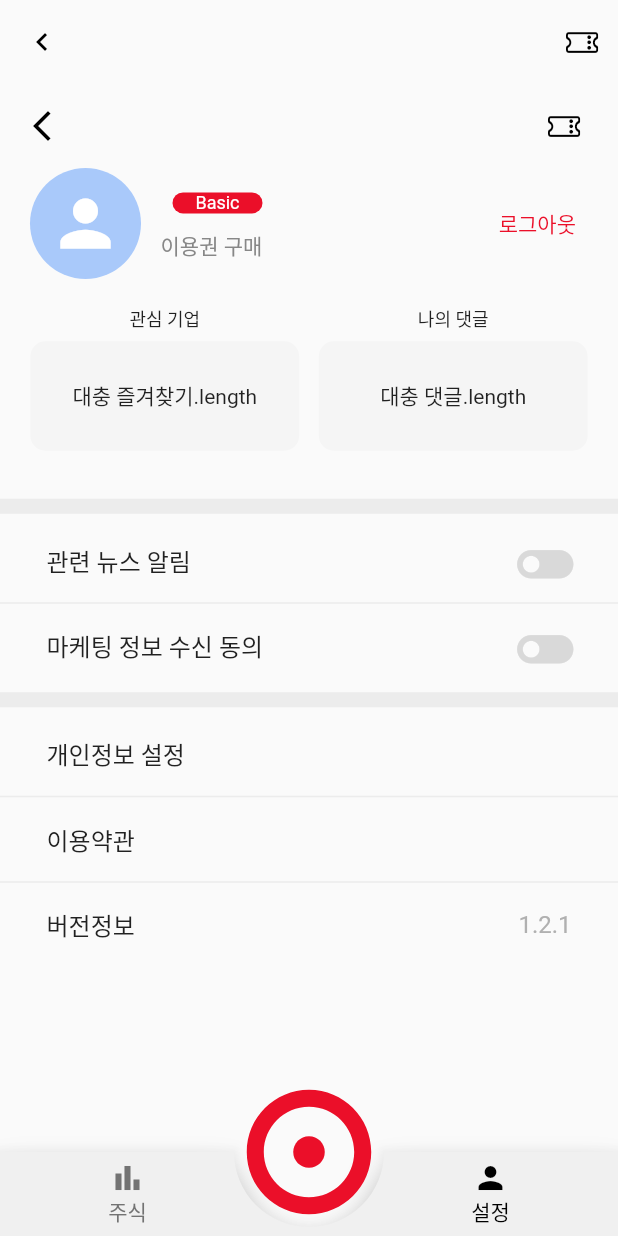
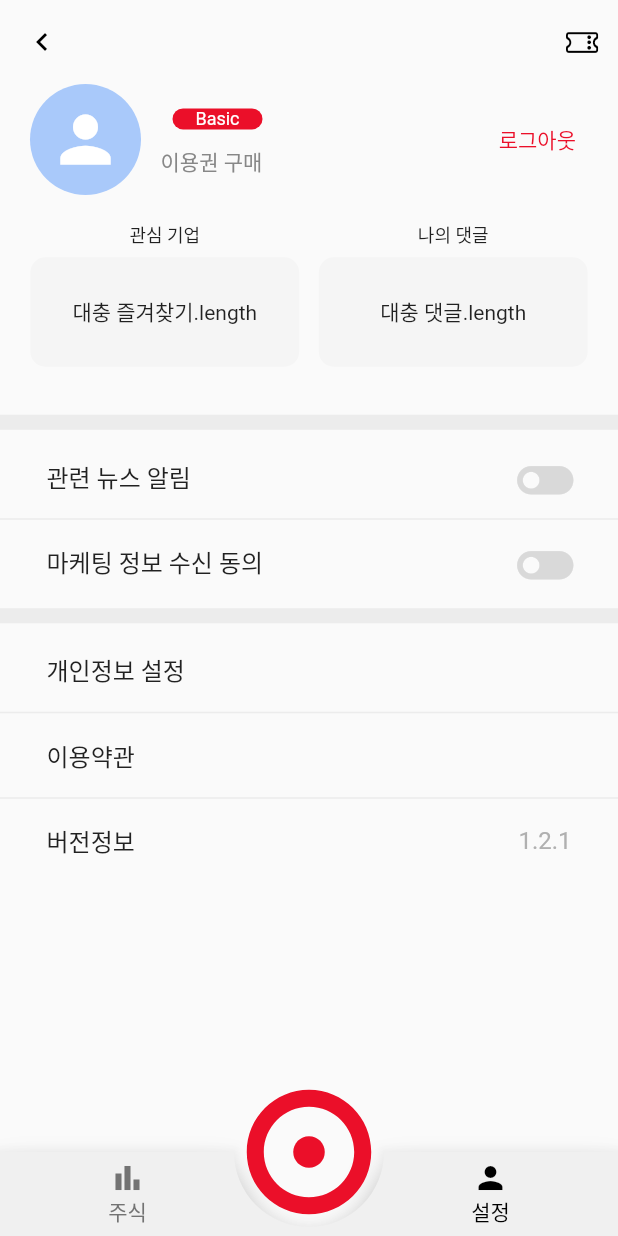
Before and after one commit to SniperFactory-Jangjeon/Jangjeon, a Flutter app: the screen it shows once a user with an empty profile is signed in, item 2 of the bottom bar chosen, on a phone screen of 412 x 824 dp. Run offline on Flutter 3.47's test engine with Material 2 defaults, Android fonts, the phone set to English and light mode, and no system bars; drawn by our look-alikes of animated_bottom_navigation_bar; our stand-ins replace cloud_firestore, firebase_auth, firebase_core, firebase_storage, fl_chart, flutter_svg and 3 more; missing offline and left inert: kakao_flutter_sdk_user; accounts and stored records are empty; network calls fail; Roboto replaces fonts that are missing (PretendardBold, PretendardMedium, PretendardRegular).

Commit message:
앱바 제거 스크롤 추가

```diff
--- a/lib/view/screen/setting_screen.dart
+++ b/lib/view/screen/setting_screen.dart
@@ -1,4 +1,3 @@
-import 'package:flutter/cupertino.dart';
 import 'package:flutter/material.dart';
 import 'package:get/get.dart';
 import 'package:jangjeon/controller/setting_controller.dart';
@@ -12,22 +11,9 @@ class SettingScreen extends GetView<SettingController> {
 
   @override
   Widget build(BuildContext context) {
-    return Scaffold(
-      appBar: AppBar(
-        elevation: 0,
-        backgroundColor: Colors.transparent,
-        foregroundColor: Colors.black,
-        leading: IconButton(
-            onPressed: () => Get.back(),
-            icon: const Icon(Icons.arrow_back_ios_new)),
-        actions: [
-          IconButton(
-              onPressed: () => Get.toNamed(AppRoutes.ticket),
-              icon: const Icon(CupertinoIcons.ticket)),
-          const SizedBox(width: 12)
-        ],
-      ),
-      body: Column(
+    return SingleChildScrollView(
+      physics: BouncingScrollPhysics(),
+      child: Column(
         children: [
           Row(
             children: [
@@ -71,8 +57,7 @@ class SettingScreen extends GetView<SettingController> {
                         child: Center(
                           child: Text(
                             'Basic',
-                            style:
-                                AppTextStyle.b5M12(color: AppColor.grayscale0),
+                            style: AppTextStyle.b5M12(color: AppColor.grayscale0),
                           ),
                         ),
                       )
```
